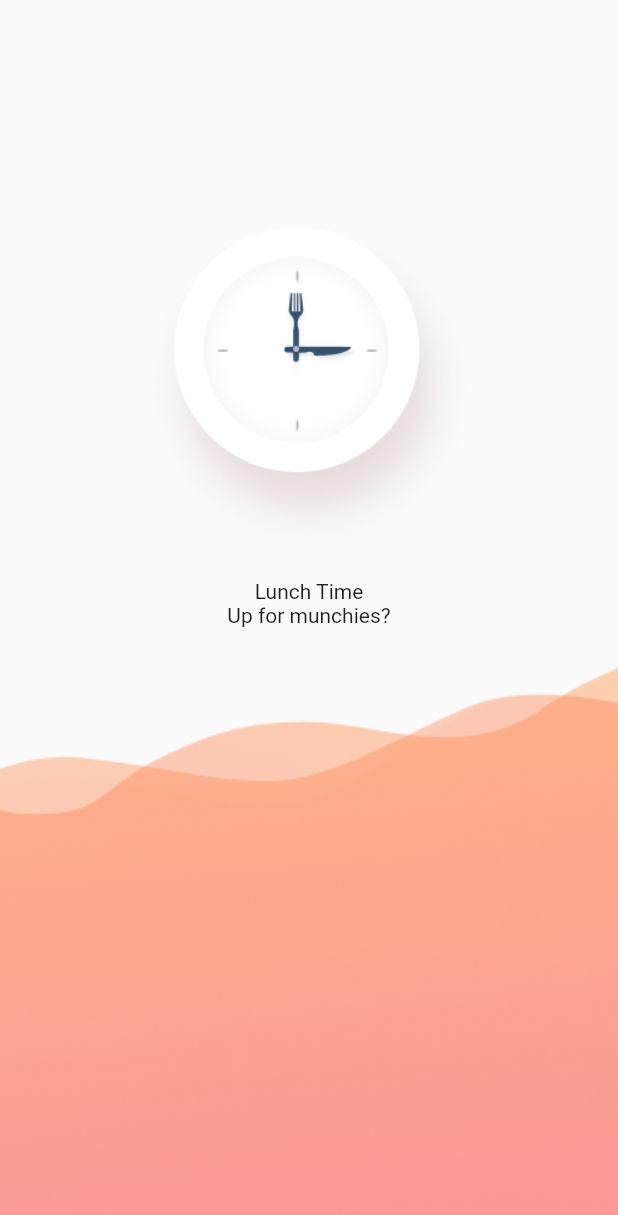
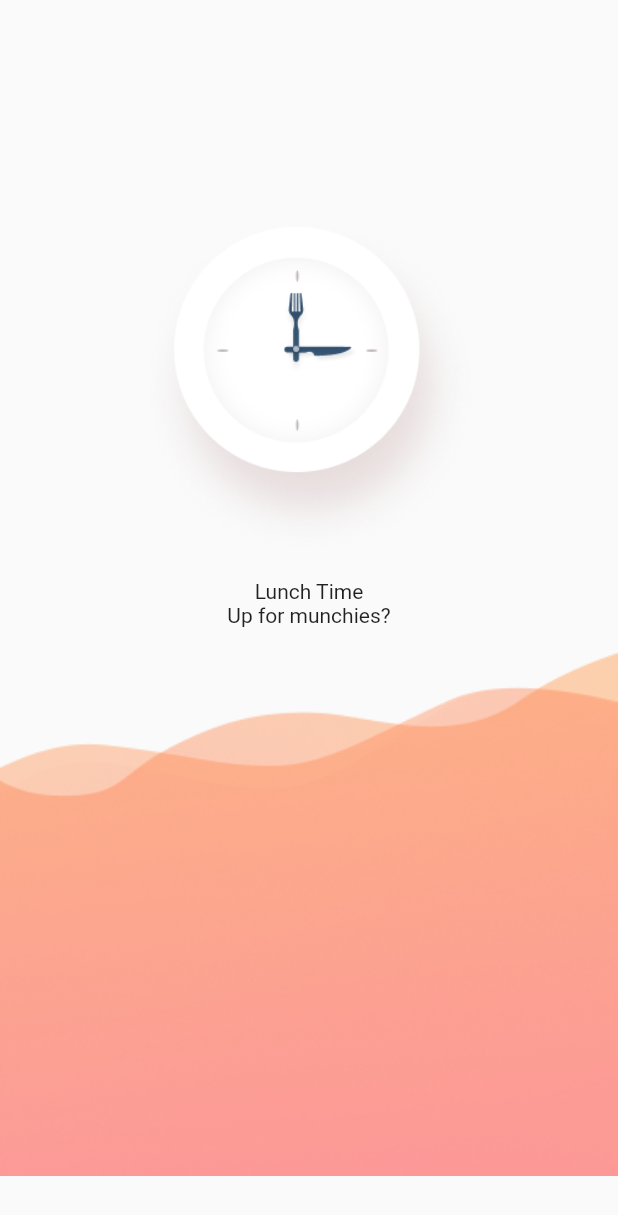
Before and after one commit to HemlockBane/lunch-time, a Flutter app: the screen it shows after launch, on a phone screen of 412 x 824 dp. Shown: the top 1215 px of the screen. Run offline on Flutter 3.47's test engine with Material 2 defaults, Android fonts, the phone set to English and light mode, and no system bars.

Commit message:
Remove expanded widget

```diff
--- a/lib/src/screens/login.dart
+++ b/lib/src/screens/login.dart
@@ -3,6 +3,7 @@ import 'package:flutter/material.dart';
 import '../constants/app_images.dart';
 import '../widgets/screen_data.dart';
 import '../widgets/wave_painter.dart';
+import '../widgets/button.dart';
 
 class LoginScreen extends StatefulWidget {
 
@@ -32,10 +33,20 @@ class _LoginScreenState extends State<LoginScreen> {
               ),
               Text('Lunch Time'),
               Text('Up for munchies?'),
-              Expanded(
-                child: Container(
-                  width: ScreenData.screenWidth,
-                  child: Image.asset(AppImages.wavyBackground, fit: BoxFit.cover,),
+              //
+              Container(
+                height: ScreenData.screenHeight * 0.484,
+                child: Stack(
+                  children: <Widget>[
+                    Container(
+                      width: ScreenData.screenWidth,
+                      child: Image.asset(AppImages.wavyBackground, fit: BoxFit.cover,),
+                    ),
+                    Column(
+                      children: <Widget>[
+                      ],
+                    )
+                  ],
                 ),
               )
             ],
```
